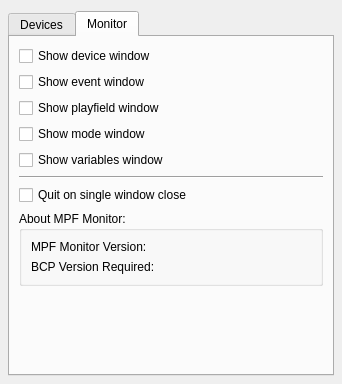
Before: the Qt Designer form mpfmonitor/core/ui/inspector.ui in missionpinball/mpf-monitor, drawn with Qt 5.
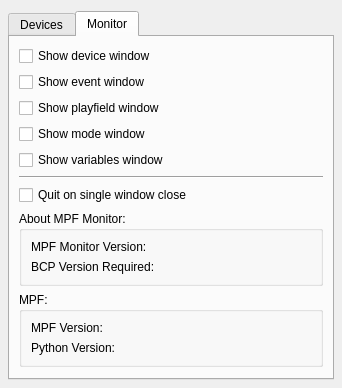
After: the same form once the commit is applied.

Commit message: show mpf and python version in inspector window

What changed in the file:
```diff
--- a/mpfmonitor/core/ui/inspector.ui
+++ b/mpfmonitor/core/ui/inspector.ui
@@ -389,6 +389,29 @@
            </layout>
           </widget>
          </item>
+         <item>
+          <widget class="QGroupBox" name="mpf_version_group_box">
+           <property name="title">
+            <string>MPF:</string>
+           </property>
+           <layout class="QFormLayout" name="formLayout_4">
+            <item row="0" column="0">
+             <widget class="QLabel" name="mpf_version">
+              <property name="text">
+               <string>MPF Version:</string>
+              </property>
+             </widget>
+            </item>
+            <item row="2" column="0">
+             <widget class="QLabel" name="python_version">
+              <property name="text">
+               <string>Python Version:</string>
+              </property>
+             </widget>
+            </item>
+           </layout>
+          </widget>
+         </item>
         </layout>
        </item>
        <item>
```
The commit also changes 1 other file.
